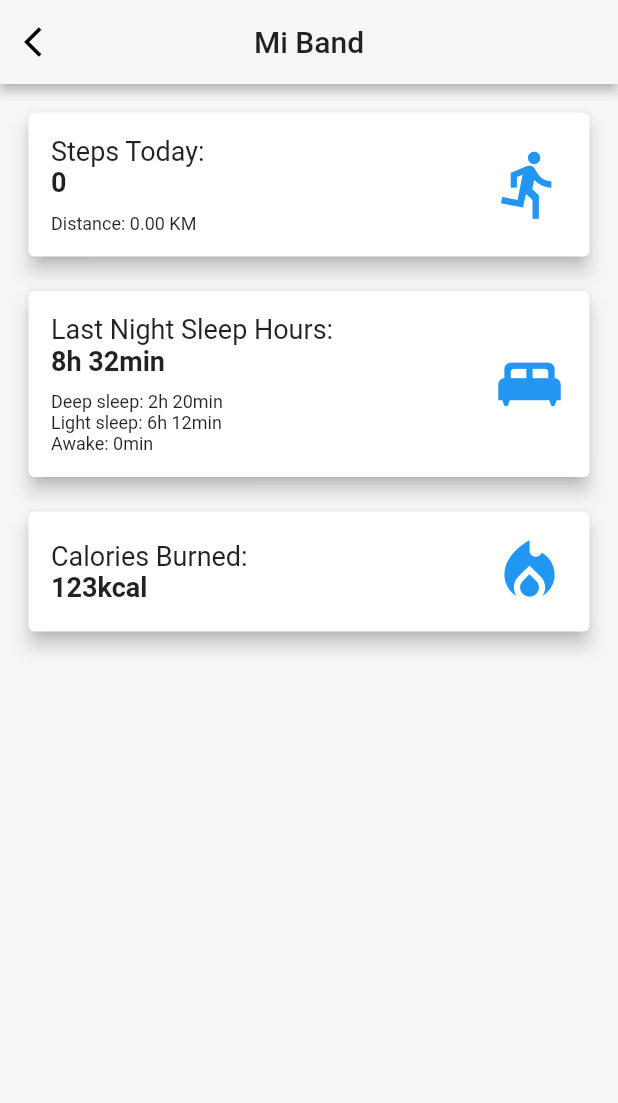
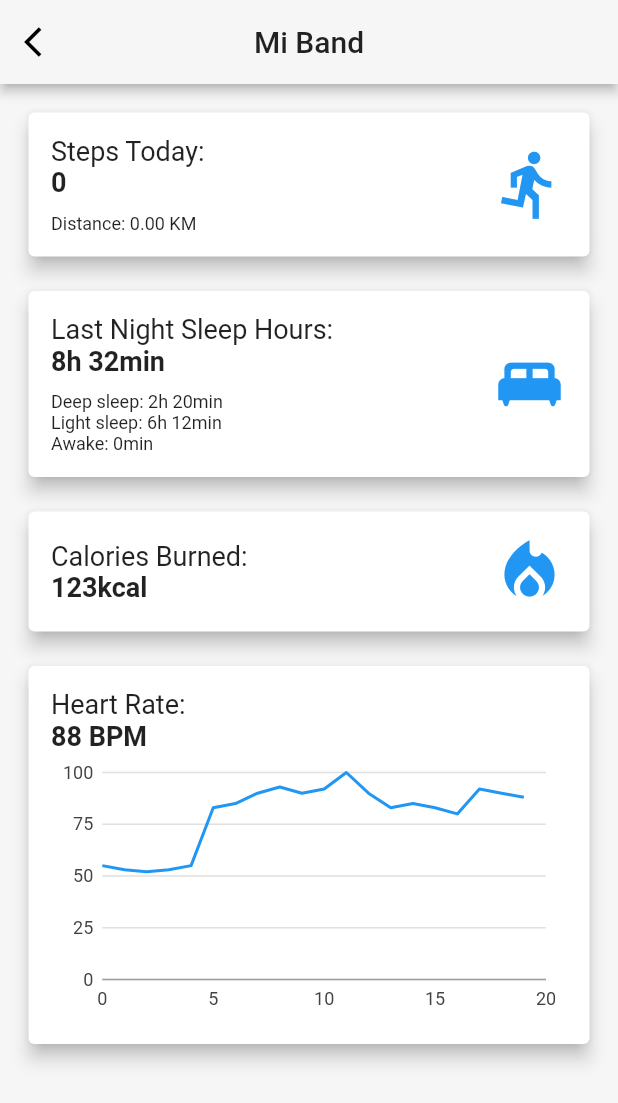
Before and after one commit to samuelkhor97/SummerHealthcareApp, a Flutter app: the MiBandPage screen opened directly, on a phone screen of 412 x 824 dp. Shown: the top 1103 px of the screen. Run offline on Flutter 3.47's test engine with Material 2 defaults, Android fonts, the phone set to English and light mode, and no system bars; our stand-ins replace cached_network_image, charts_flutter, cloud_firestore, firebase_auth, firebase_core, firebase_storage and 6 more; missing offline and left inert: age; accounts and stored records are empty.

Commit message:
Made a heart rate graph in mi-band monitoring

```diff
--- a/summer_healthcare_app/lib/home/user/monitoring/mi_band_page.dart
+++ b/summer_healthcare_app/lib/home/user/monitoring/mi_band_page.dart
@@ -6,6 +6,7 @@
 import 'package:flutter/material.dart';
 import 'package:summer_healthcare_app/constants.dart';
 import "package:http/http.dart" as http;
+import 'package:charts_flutter/flutter.dart' as charts;
 
 import '../../../constants.dart';
 
@@ -26,6 +27,28 @@
 
 class _MiBandPageState extends State<MiBandPage> {
   var todaySteps = 0;
+  List<MibandHeartRateData> heartrate_data = [
+    MibandHeartRateData(0, 55),
+    MibandHeartRateData(1, 53),
+    MibandHeartRateData(2, 52),
+    MibandHeartRateData(3, 53),
+    MibandHeartRateData(4, 55),
+    MibandHeartRateData(5, 83),
+    MibandHeartRateData(6, 85),
+    MibandHeartRateData(7, 90),
+    MibandHeartRateData(8, 93),
+    MibandHeartRateData(9, 90),
+    MibandHeartRateData(10, 92),
+    MibandHeartRateData(11, 100),
+    MibandHeartRateData(12, 90),
+    MibandHeartRateData(13, 83),
+    MibandHeartRateData(14, 85),
+    MibandHeartRateData(15, 83),
+    MibandHeartRateData(16, 80),
+    MibandHeartRateData(17, 92),
+    MibandHeartRateData(18, 90),
+    MibandHeartRateData(19, 88),
+  ];
   FirebaseAuth _auth = FirebaseAuth.instance;
   GoogleSignInAccount _currentUser;
 
@@ -63,8 +86,6 @@
 
   Future<void> _getFitData() async {
     var now = DateTime.now();
-    // print(now.toUtc().millisecondsSinceEpoch);
-    // print(DateTime(now.year, now.month, now.day).toUtc().millisecondsSinceEpoch);
     var body = jsonEncode({
       "aggregateBy": [
         {
@@ -156,7 +177,8 @@
                             color: Colours.secondaryColour,
                             size: Dimensions.d_50,
                           ),
-                        ]),
+                        ]
+                    ),
                   ),
                 ),
               ),
@@ -207,7 +229,8 @@
                             color: Colours.secondaryColour,
                             size: Dimensions.d_50,
                           ),
-                        ]),
+                        ]
+                    ),
                   ),
                 ),
               ),
@@ -230,7 +253,7 @@
                               Text(
                                 'Calories Burned:',
                                 style:
-                                TextStyle(fontSize: FontSizes.biggerText),
+                                    TextStyle(fontSize: FontSizes.biggerText),
                               ),
                               Text(
                                 '123kcal',
@@ -245,12 +268,49 @@
                             color: Colours.secondaryColour,
                             size: Dimensions.d_50,
                           ),
-                        ]),
+                        ]
+                    ),
+                  ),
+                ),
+              ),
+              Padding(
+                padding: EdgeInsets.only(
+                    top: Dimensions.d_15,
+                    left: Dimensions.d_15,
+                    right: Dimensions.d_15),
+                child: Card(
+                  clipBehavior: Clip.antiAlias,
+                  elevation: 5,
+                  child: Padding(
+                    padding: EdgeInsets.all(Dimensions.d_15),
+                    child: Column(
+                      crossAxisAlignment: CrossAxisAlignment.start,
+                      children: [
+                        Text(
+                          'Heart Rate:',
+                          style:
+                          TextStyle(fontSize: FontSizes.biggerText),
+                        ),
+                        Text(
+                          '88 BPM',
+                          style: TextStyle(
+                              fontSize: FontSizes.biggerText,
+                              fontWeight: FontWeight.bold),
+                        ),
+                        Container(
+                            height: 180,
+                            child: charts.LineChart(
+                              _getSeriesData(),
+                              animate: true,
+                            )),
+                      ]
+                    ),
                   ),
                 ),
               ),
             ],
-          )),
+          )
+      ),
     );
   }
 
@@ -264,6 +324,27 @@
 
   // signout function
   Future<void> _handleSignOut() => _googleSignIn.disconnect();
+
+  _getSeriesData() {
+    List<charts.Series<MibandHeartRateData, int>> series = [
+      charts.Series(
+          id: "Heart_rate",
+          data: this.heartrate_data,
+          domainFn: (MibandHeartRateData series, _) => series.time,
+          measureFn: (MibandHeartRateData series, _) => series.heart_data,
+          colorFn: (MibandHeartRateData series, _) => charts.MaterialPalette.blue.shadeDefault
+      )
+    ];
+    return series;
+  }
+
+}
+
+class MibandHeartRateData {
+  final int time;
+  final int heart_data;
+
+  MibandHeartRateData(this.time, this.heart_data);
 }
 
 // Column(
--- a/summer_healthcare_app/pubspec.yaml
+++ b/summer_healthcare_app/pubspec.yaml
@@ -30,6 +30,7 @@
   photo_view: ^0.10.3
   flutter_image_compress: ^0.7.0
   age: ^0.0.1
+  charts_flutter: ^0.9.0
 
   # The following adds the Cupertino Icons font to your application.
   # Use with the CupertinoIcons class for iOS style icons.
```
Also changed, not shown: summer_healthcare_app/pubspec.lock.
